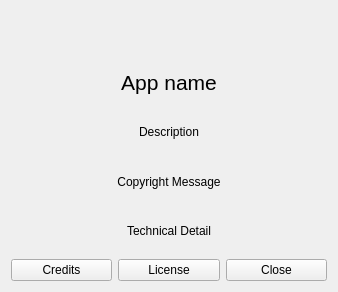
Before: the Qt Designer form ui/aboutpage.ui in Tw1ddle/Blind-Crossword-Editor, drawn with Qt 5.
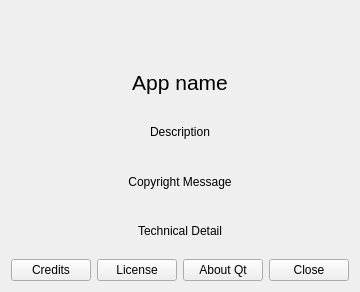
After: the same form once the commit is applied. Icons and pictures are not drawn.

Patch:
```diff
--- a/ui/aboutpage.ui
+++ b/ui/aboutpage.ui
@@ -88,6 +88,13 @@
        </property>
       </widget>
      </item>
+     <item>
+      <widget class="QPushButton" name="aboutQt">
+       <property name="text">
+        <string>About Qt</string>
+       </property>
+      </widget>
+     </item>
      <item>
       <widget class="QPushButton" name="closeButton">
        <property name="text">
```
Left out of the diff: 17 changed lines with no effect on the pictures.
